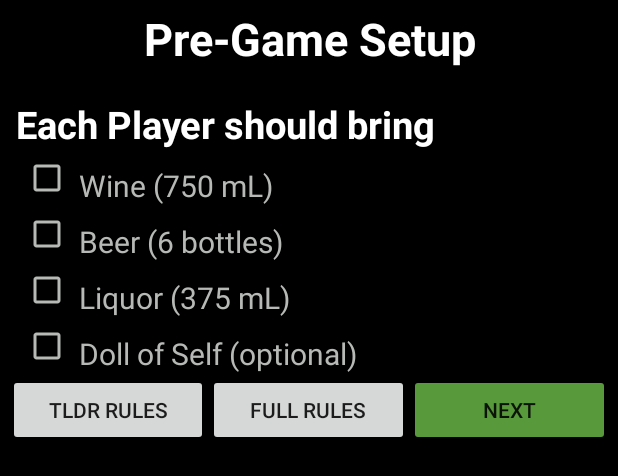
After one commit to JonathanParker/CharDee-Mac, an Android app: the layout dialog_pregame_setup_lite.xml on its own in the app's theme, with its tools: preview values and no code run, on a phone screen of 412 x 824 dp. The commit adds this screen. Shown: the top 476 px of the screen. Run offline under Robolectric (Android 15) with nearby library versions, the phone set to English and light mode, and no system bars.

```diff
--- a/app/src/main/res/layout/dialog_full_setup.xml
+++ b/app/src/main/res/layout/dialog_full_setup.xml
@@ -348,11 +348,11 @@
                 android:textSize="20sp" />
 
             <Button
-                android:id="@+id/start_button_setup"
+                android:id="@+id/next_button_setup"
                 android:layout_width="match_parent"
                 android:layout_height="wrap_content"
-                android:onClick="onStartGameClick"
-                android:text="Start Game" />
+                android:onClick="onPickJudgeClick"
+                android:text="Next" />
 
 
         </LinearLayout>
--- /dev/null
+++ b/app/src/main/res/layout/dialog_pregame_setup_lite.xml
@@ -0,0 +1,130 @@
+<?xml version="1.0" encoding="utf-8"?>
+<LinearLayout xmlns:android="http://schemas.android.com/apk/res/android"
+    android:layout_width="match_parent"
+    android:layout_height="match_parent"
+    android:orientation="vertical"
+    android:background="@color/black"
+    android:padding="5dp">
+
+    <ScrollView
+        android:layout_width="match_parent"
+        android:layout_height="0dp"
+        android:layout_weight="1">
+
+        <LinearLayout
+            android:layout_width="match_parent"
+            android:layout_height="wrap_content"
+            android:orientation="vertical">
+
+            <TextView
+                android:id="@+id/textView4"
+                android:textColor="@color/white"
+                android:layout_width="match_parent"
+                android:layout_height="wrap_content"
+                android:paddingEnd="5dp"
+                android:paddingStart="5dp"
+                android:text="Pre-Game Setup"
+                android:textSize="30sp"
+                android:textStyle="bold"
+                android:textAlignment="center"
+                android:drawableBottom="@color/light_gray"/>
+
+            <TextView
+                android:id="@+id/playersShouldBringTV"
+                android:textColor="@color/white"
+                android:layout_width="match_parent"
+                android:layout_height="wrap_content"
+                android:paddingEnd="5dp"
+                android:paddingStart="5dp"
+                android:paddingTop="20dp"
+                android:text="Each Player should bring"
+                android:textSize="25sp"
+                android:textStyle="bold" />
+
+            <CheckBox
+                android:id="@+id/bottleOfWineCB"
+                android:buttonTint="@color/light_gray"
+                android:textColor="@color/light_gray"
+                android:layout_width="match_parent"
+                android:layout_height="wrap_content"
+                android:layout_marginStart="10dp"
+                android:paddingEnd="5dp"
+                android:paddingStart="5dp"
+                android:paddingTop="10dp"
+                android:text="Wine (750 mL)"
+                android:textSize="20sp" />
+
+            <CheckBox
+                android:id="@+id/sixPackOfBeerCB"
+                android:buttonTint="@color/light_gray"
+                android:textColor="@color/light_gray"
+                android:layout_width="match_parent"
+                android:layout_height="wrap_content"
+                android:layout_marginStart="10dp"
+                android:paddingEnd="5dp"
+                android:paddingStart="5dp"
+                android:paddingTop="10dp"
+                android:text="Beer (6 bottles)"
+                android:textSize="20sp" />
+
+            <CheckBox
+                android:id="@+id/hardAlcoholCB"
+                android:buttonTint="@color/light_gray"
+                android:textColor="@color/light_gray"
+                android:layout_width="match_parent"
+                android:layout_height="wrap_content"
+                android:layout_marginStart="10dp"
+                android:paddingEnd="5dp"
+                android:paddingStart="5dp"
+                android:paddingTop="10dp"
+                android:text="Liquor (375 mL)"
+                android:textSize="20sp" />
+
+            <CheckBox
+                android:id="@+id/actionFigureCB"
+                android:buttonTint="@color/light_gray"
+                android:textColor="@color/light_gray"
+                android:layout_width="match_parent"
+                android:layout_height="wrap_content"
+                android:layout_marginStart="10dp"
+                android:paddingEnd="5dp"
+                android:paddingStart="5dp"
+                android:paddingTop="10dp"
+                android:text="Doll of Self (optional)"
+                android:textSize="20sp" />
+
+            <LinearLayout
+                android:layout_width="match_parent"
+                android:layout_height="wrap_content"
+                android:orientation="horizontal">
+
+                <Button
+                    android:layout_width="0dp"
+                    android:layout_height="wrap_content"
+                    android:layout_weight="1"
+                    android:onClick="onTldrRulesClick"
+
+                    android:text="tldr Rules"/>
+
+                <Button
+                    android:layout_width="0dp"
+                    android:layout_height="wrap_content"
+                    android:layout_weight="1"
+                    android:onClick="onShowRulesClick"
+                    android:text="Full Rules"/>
+
+                <Button
+                    android:id="@+id/next_button_setup"
+                    android:layout_width="0dp"
+                    android:layout_height="wrap_content"
+                    android:layout_weight="1"
+                    android:onClick="onPickJudgeClick"
+                    android:backgroundTint="#58993c"
+                    android:text="Next" />
+
+            </LinearLayout>
+        </LinearLayout>
+
+    </ScrollView>
+
+</LinearLayout>
```
Also changed, not shown: app/src/main/AndroidManifest.xml (+1 -7 lines), app/src/main/java/com/game/jason/chardeemacdennis20170417/CardActivity.java (+11 -9 lines), app/src/main/java/com/game/jason/chardeemacdennis20170417/MainActivity.java (+8 -13 lines), app/src/main/res/layout/dialog_lite_setup.xml (deleted, +0 -128 lines), app/src/main/res/layout/dialog_pick_judge.xml (added, +135 -0 lines).
